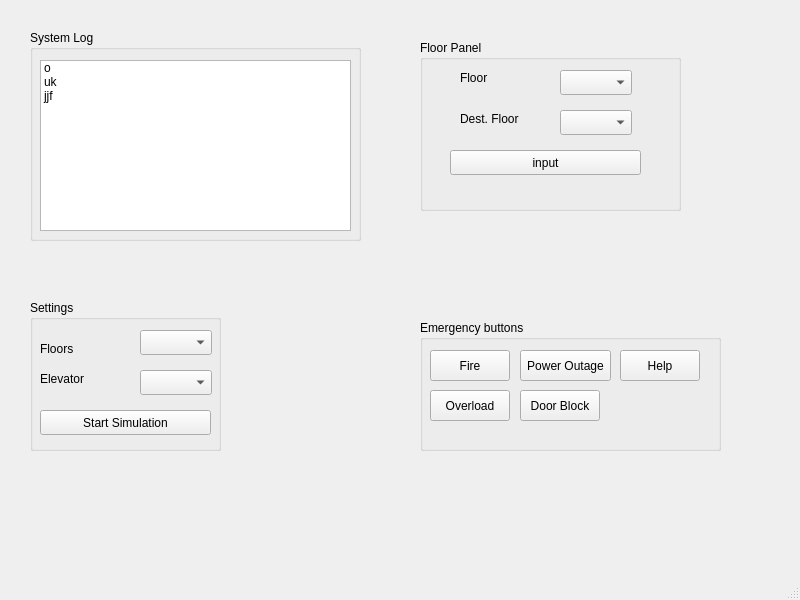
Qt form mainwindow.ui (coffeeboost/3004a3) before a commit.
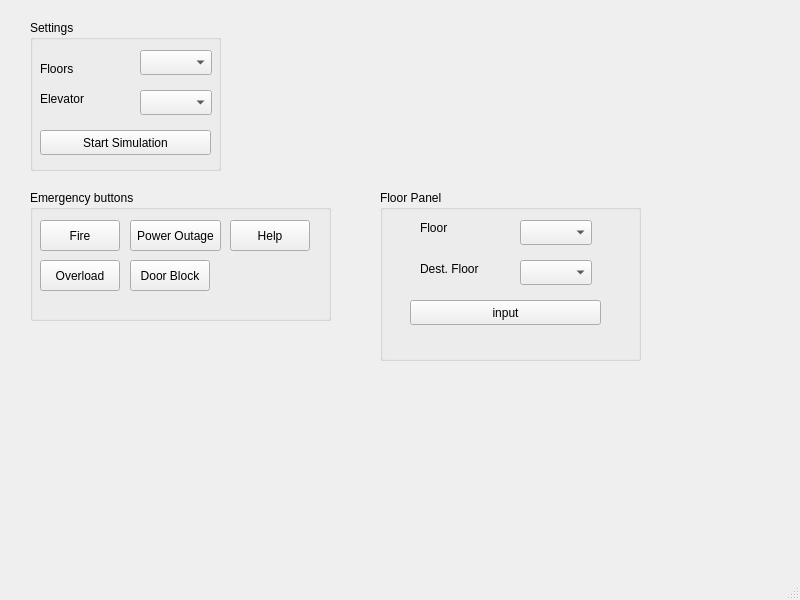
The same form after that commit.

Diff of the .ui file:
```diff
--- a/mainwindow.ui
+++ b/mainwindow.ui
@@ -17,8 +17,8 @@
    <widget class="QGroupBox" name="floorPanelGroupBox">
     <property name="geometry">
      <rect>
-      <x>420</x>
-      <y>40</y>
+      <x>380</x>
+      <y>190</y>
       <width>261</width>
       <height>171</height>
      </rect>
@@ -89,8 +89,8 @@
    <widget class="QGroupBox" name="EmergencyButtonsGroupBox">
     <property name="geometry">
      <rect>
-      <x>420</x>
-      <y>320</y>
+      <x>30</x>
+      <y>190</y>
       <width>301</width>
       <height>131</height>
      </rect>
@@ -164,49 +164,11 @@
      </property>
     </widget>
    </widget>
-   <widget class="QGroupBox" name="SystemLogGroupBox">
-    <property name="geometry">
-     <rect>
-      <x>30</x>
-      <y>30</y>
-      <width>331</width>
-      <height>211</height>
-     </rect>
-    </property>
-    <property name="title">
-     <string>System Log</string>
-    </property>
-    <widget class="QListWidget" name="SystemLogListWidget">
-     <property name="geometry">
-      <rect>
-       <x>10</x>
-       <y>30</y>
-       <width>311</width>
-       <height>171</height>
-      </rect>
-     </property>
-     <item>
-      <property name="text">
-       <string>o</string>
-      </property>
-     </item>
-     <item>
-      <property name="text">
-       <string>uk</string>
-      </property>
-     </item>
-     <item>
-      <property name="text">
-       <string>jjf</string>
-      </property>
-     </item>
-    </widget>
-   </widget>
    <widget class="QGroupBox" name="SettingsGroupBox">
     <property name="geometry">
      <rect>
       <x>30</x>
-      <y>300</y>
+      <y>20</y>
       <width>191</width>
       <height>151</height>
      </rect>
```
